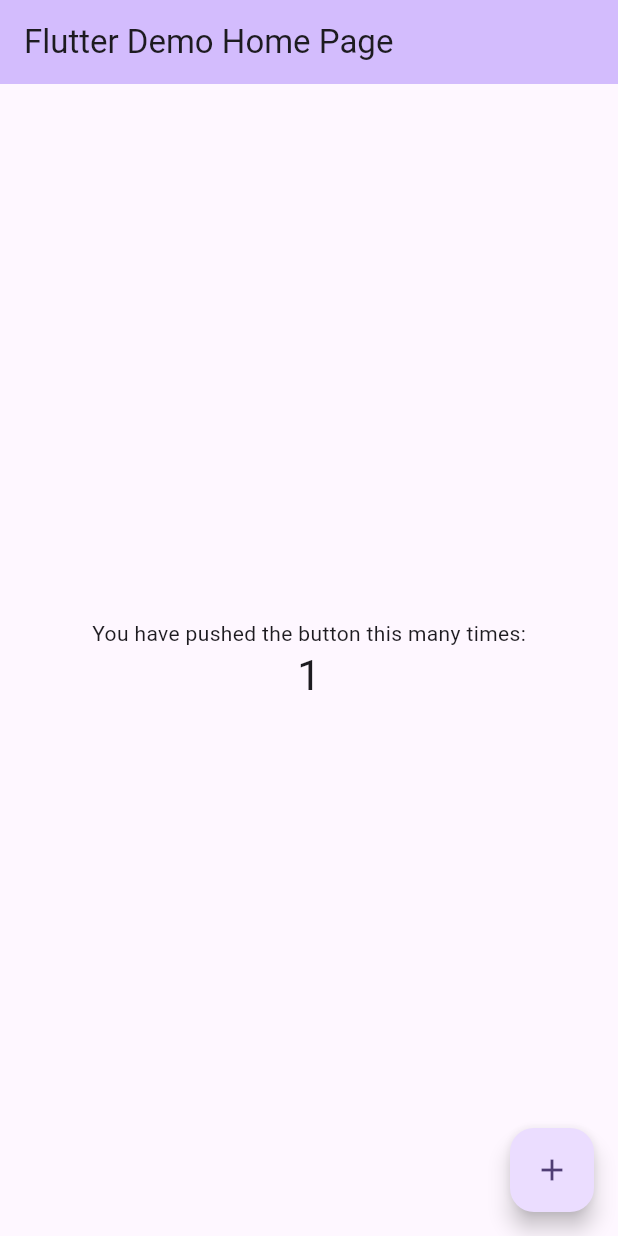
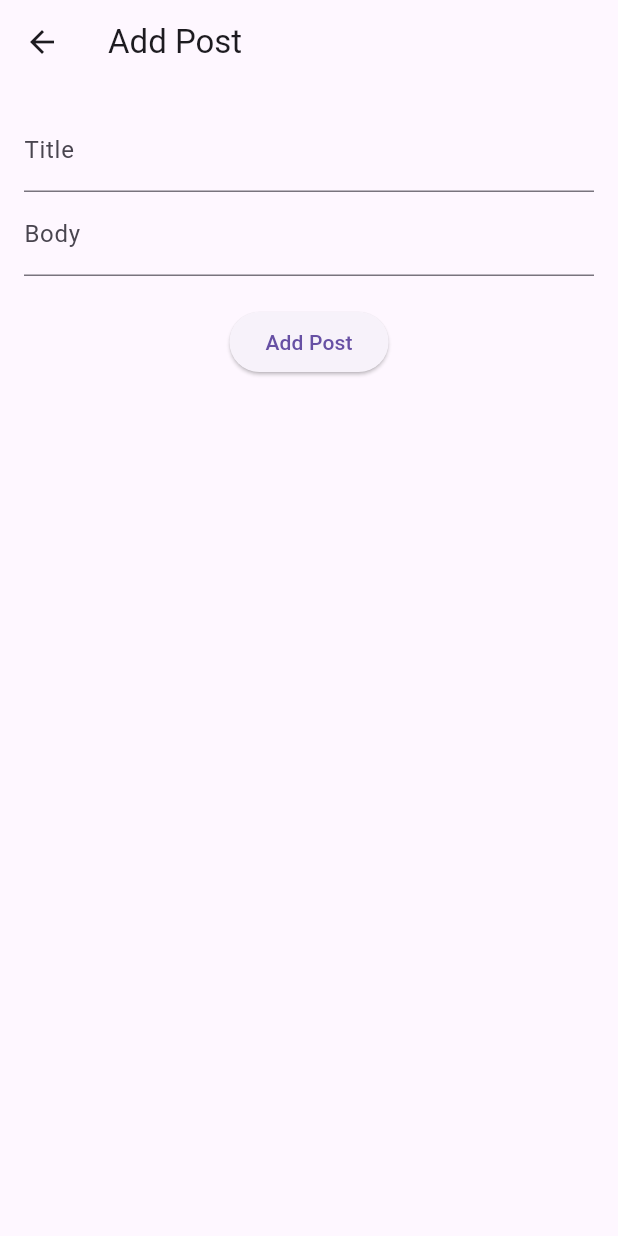
Before and after one commit to 29Niro/flutter_provider_app, a Flutter app: the screen it shows after launch, after a tap on the "add" icon, on a phone screen of 412 x 824 dp. Run offline on Flutter 3.47's test engine with Material 3 defaults, Android fonts, the phone set to English and light mode, and no system bars.

Commit message:
add screens and model

```diff
--- a/lib/main.dart
+++ b/lib/main.dart
@@ -1,4 +1,5 @@
 import 'package:flutter/material.dart';
+import 'package:flutter_provider_app/screens/home_screen.dart';
 
 void main() {
   runApp(const MyApp());
@@ -7,119 +8,14 @@ void main() {
 class MyApp extends StatelessWidget {
   const MyApp({super.key});
 
-  // This widget is the root of your application.
   @override
   Widget build(BuildContext context) {
     return MaterialApp(
-      title: 'Flutter Demo',
+      title: 'Flutter Provider App',
       theme: ThemeData(
-        // This is the theme of your application.
-        //
-        // TRY THIS: Try running your application with "flutter run". You'll see
-        // the application has a purple toolbar. Then, without quitting the app,
-        // try changing the seedColor in the colorScheme below to Colors.green
-        // and then invoke "hot reload" (save your changes or press the "hot
-        // reload" button in a Flutter-supported IDE, or press "r" if you used
-        // the command line to start the app).
-        //
-        // Notice that the counter didn't reset back to zero; the application
-        // state is not lost during the reload. To reset the state, use hot
-        // restart instead.
-        //
-        // This works for code too, not just values: Most code changes can be
-        // tested with just a hot reload.
-        colorScheme: ColorScheme.fromSeed(seedColor: Colors.deepPurple),
-        useMaterial3: true,
+        primarySwatch: Colors.deepPurple
       ),
-      home: const MyHomePage(title: 'Flutter Demo Home Page'),
+      home: HomeScreen(),
     );
   }
 }
-
-class MyHomePage extends StatefulWidget {
-  const MyHomePage({super.key, required this.title});
-
-  // This widget is the home page of your application. It is stateful, meaning
-  // that it has a State object (defined below) that contains fields that affect
-  // how it looks.
-
-  // This class is the configuration for the state. It holds the values (in this
-  // case the title) provided by the parent (in this case the App widget) and
-  // used by the build method of the State. Fields in a Widget subclass are
-  // always marked "final".
-
-  final String title;
-
-  @override
-  State<MyHomePage> createState() => _MyHomePageState();
-}
-
-class _MyHomePageState extends State<MyHomePage> {
-  int _counter = 0;
-
-  void _incrementCounter() {
-    setState(() {
-      // This call to setState tells the Flutter framework that something has
-      // changed in this State, which causes it to rerun the build method below
-      // so that the display can reflect the updated values. If we changed
-      // _counter without calling setState(), then the build method would not be
-      // called again, and so nothing would appear to happen.
-      _counter++;
-    });
-  }
-
-  @override
-  Widget build(BuildContext context) {
-    // This method is rerun every time setState is called, for instance as done
-    // by the _incrementCounter method above.
-    //
-    // The Flutter framework has been optimized to make rerunning build methods
-    // fast, so that you can just rebuild anything that needs updating rather
-    // than having to individually change instances of widgets.
-    return Scaffold(
-      appBar: AppBar(
-        // TRY THIS: Try changing the color here to a specific color (to
-        // Colors.amber, perhaps?) and trigger a hot reload to see the AppBar
-        // change color while the other colors stay the same.
-        backgroundColor: Theme.of(context).colorScheme.inversePrimary,
-        // Here we take the value from the MyHomePage object that was created by
-        // the App.build method, and use it to set our appbar title.
-        title: Text(widget.title),
-      ),
-      body: Center(
-        // Center is a layout widget. It takes a single child and positions it
-        // in the middle of the parent.
-        child: Column(
-          // Column is also a layout widget. It takes a list of children and
-          // arranges them vertically. By default, it sizes itself to fit its
-          // children horizontally, and tries to be as tall as its parent.
-          //
-          // Column has various properties to control how it sizes itself and
-          // how it positions its children. Here we use mainAxisAlignment to
-          // center the children vertically; the main axis here is the vertical
-          // axis because Columns are vertical (the cross axis would be
-          // horizontal).
-          //
-          // TRY THIS: Invoke "debug painting" (choose the "Toggle Debug Paint"
-          // action in the IDE, or press "p" in the console), to see the
-          // wireframe for each widget.
-          mainAxisAlignment: MainAxisAlignment.center,
-          children: <Widget>[
-            const Text(
-              'You have pushed the button this many times:',
-            ),
-            Text(
-              '$_counter',
-              style: Theme.of(context).textTheme.headlineMedium,
-            ),
-          ],
-        ),
-      ),
-      floatingActionButton: FloatingActionButton(
-        onPressed: _incrementCounter,
-        tooltip: 'Increment',
-        child: const Icon(Icons.add),
-      ), // This trailing comma makes auto-formatting nicer for build methods.
-    );
-  }
-}
--- /dev/null
+++ b/lib/models/post_model.dart
@@ -0,0 +1,11 @@
+class Post {
+  final int id;
+  final String title;
+  final String body;
+
+  Post({
+    required this.id,
+    required this.title,
+    required this.body,
+  });
+}
--- /dev/null
+++ b/lib/screens/add_post_screen.dart
@@ -0,0 +1,41 @@
+import 'package:flutter/material.dart';
+import '../models/post_model.dart';
+
+class AddPostScreen extends StatelessWidget {
+  final TextEditingController titleController = TextEditingController();
+  final TextEditingController bodyController = TextEditingController();
+
+  AddPostScreen({super.key});
+
+  @override
+  Widget build(BuildContext context) {
+    return Scaffold(
+      appBar: AppBar(title: Text("Add Post")),
+      body: Padding(
+        padding: EdgeInsets.all(16.0),
+        child: Column(
+          children: [
+            TextField(
+                controller: titleController,
+                decoration: InputDecoration(labelText: "Title")),
+            TextField(
+                controller: bodyController,
+                decoration: InputDecoration(labelText: "Body")),
+            SizedBox(height: 20),
+            ElevatedButton(
+              onPressed: () {
+                final newPost = Post(
+                    id: 0,
+                    title: titleController.text,
+                    body: bodyController.text);
+                print("Added: ${newPost.title}");
+                Navigator.pop(context);
+              },
+              child: Text("Add Post"),
+            ),
+          ],
+        ),
+      ),
+    );
+  }
+}
--- /dev/null
+++ b/lib/screens/edit_post_screen.dart
@@ -0,0 +1,40 @@
+import 'package:flutter/material.dart';
+import '../models/post_model.dart';
+
+class EditPostScreen extends StatelessWidget {
+  final Post post;
+  final TextEditingController titleController;
+  final TextEditingController bodyController;
+
+  EditPostScreen({super.key, required this.post})
+      : titleController = TextEditingController(text: post.title),
+        bodyController = TextEditingController(text: post.body);
+
+  @override
+  Widget build(BuildContext context) {
+    return Scaffold(
+      appBar: AppBar(title: Text("Edit Post")),
+      body: Padding(
+        padding: EdgeInsets.all(16.0),
+        child: Column(
+          children: [
+            TextField(
+                controller: titleController,
+                decoration: InputDecoration(labelText: "Title")),
+            TextField(
+                controller: bodyController,
+                decoration: InputDecoration(labelText: "Body")),
+            SizedBox(height: 20),
+            ElevatedButton(
+              onPressed: () {
+                print("Updated: ${titleController.text}");
+                Navigator.pop(context);
+              },
+              child: Text("Update Post"),
+            ),
+          ],
+        ),
+      ),
+    );
+  }
+}
--- /dev/null
+++ b/lib/screens/home_screen.dart
@@ -0,0 +1,52 @@
+import 'package:flutter/material.dart';
+import '../models/post_model.dart';
+import 'add_post_screen.dart';
+import 'edit_post_screen.dart';
+import '../widgets/post_card.dart';
+
+class HomeScreen extends StatelessWidget {
+  final List<Post> posts = [
+    Post(id: 1, title: "First Post", body: "This is the first post."),
+    Post(id: 2, title: "Second Post", body: "This is the second post."),
+    Post(id: 3, title: "Third Post", body: "This is the third post."),
+  ];
+
+  HomeScreen({super.key});
+
+  @override
+  Widget build(BuildContext context) {
+    return Scaffold(
+      appBar: AppBar(title: Text("Flutter CRUD App")),
+      body: ListView.builder(
+        itemCount: posts.length,
+        itemBuilder: (context, index) {
+          final post = posts[index];
+          return PostCard(
+            post: post,
+            onEdit: () {
+              Navigator.push(
+                context,
+                MaterialPageRoute(
+                  builder: (context) => EditPostScreen(post: post),
+                ),
+              );
+            },
+            onDelete: () {
+              // Hardcoded delete functionality (later use Provider)
+              print("Deleted Post ID: ${post.id}");
+            },
+          );
+        },
+      ),
+      floatingActionButton: FloatingActionButton(
+        child: Icon(Icons.add),
+        onPressed: () {
+          Navigator.push(
+            context,
+            MaterialPageRoute(builder: (context) => AddPostScreen()),
+          );
+        },
+      ),
+    );
+  }
+}
--- /dev/null
+++ b/lib/widgets/post_card.dart
@@ -0,0 +1,35 @@
+import 'package:flutter/material.dart';
+import '../models/post_model.dart';
+
+class PostCard extends StatelessWidget {
+  final Post post;
+  final VoidCallback onEdit;
+  final VoidCallback onDelete;
+
+  const PostCard({
+    super.key,
+    required this.post,
+    required this.onEdit,
+    required this.onDelete,
+  });
+
+  @override
+  Widget build(BuildContext context) {
+    return Card(
+      margin: EdgeInsets.all(8),
+      child: ListTile(
+        title: Text(post.title),
+        subtitle: Text(post.body),
+        trailing: Row(
+          mainAxisSize: MainAxisSize.min,
+          children: [
+            IconButton(icon: Icon(Icons.edit), onPressed: onEdit),
+            IconButton(
+                icon: Icon(Icons.delete, color: Colors.red),
+                onPressed: onDelete),
+          ],
+        ),
+      ),
+    );
+  }
+}
```
